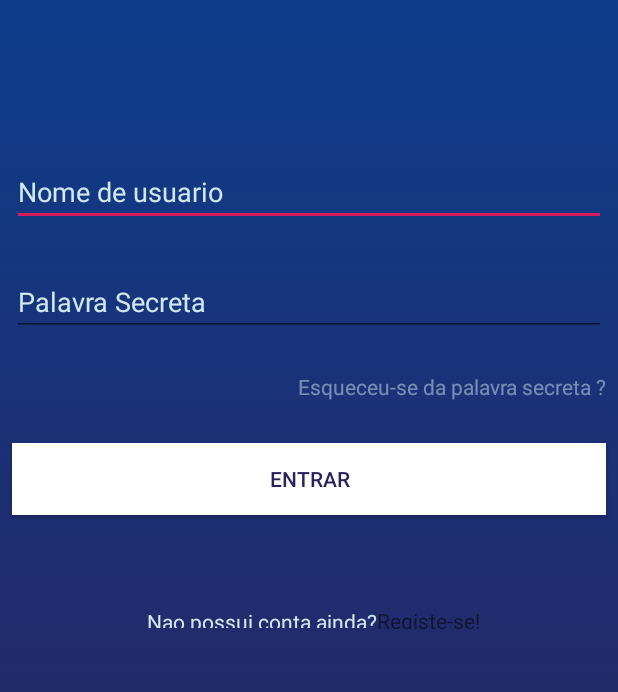
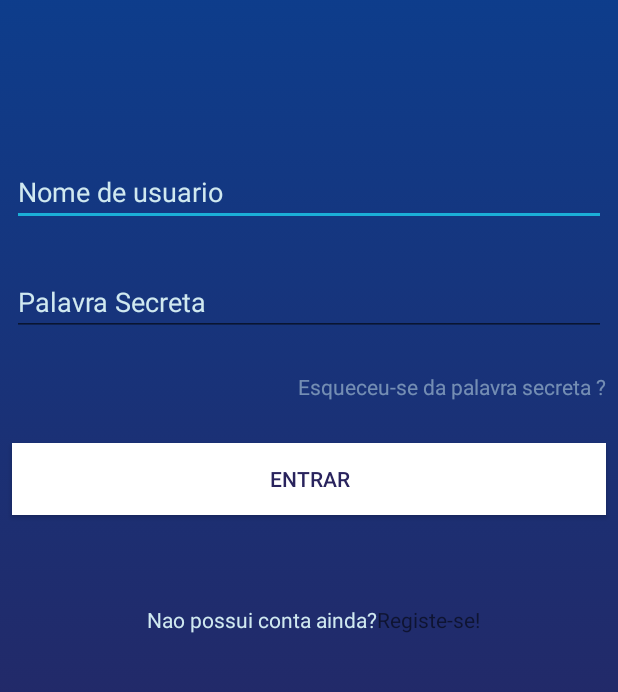
Before and after one commit to HenriqueAguaDoce/Boleias, an Android app: the screen it shows after launch (LoginActivity), on a phone screen of 412 x 824 dp, the part 297-989 px from its top. Run offline under Robolectric (Android 15) with nearby library versions, the light colour scheme and no system bars.

Commit message:
changed the accent color from pink to light blue; added more height to Login bottom textbox;

```diff
--- a/app/src/main/res/layout/activity_login.xml
+++ b/app/src/main/res/layout/activity_login.xml
@@ -25,7 +25,8 @@
         app:layout_constraintHorizontal_bias="1.0"
         app:layout_constraintStart_toStartOf="parent"
         app:layout_constraintTop_toBottomOf="@+id/imageView"
-        app:layout_constraintVertical_bias="0.182" />
+        app:layout_constraintVertical_bias="0.182"
+        android:importantForAutofill="no" />
 
     <EditText
         android:id="@+id/editTextPassword"
@@ -47,7 +48,8 @@
         app:layout_constraintHorizontal_bias="1.0"
         app:layout_constraintStart_toStartOf="parent"
         app:layout_constraintTop_toBottomOf="@+id/editTextLogin"
-        app:layout_constraintVertical_bias="0.0" />
+        app:layout_constraintVertical_bias="0.0"
+        android:importantForAutofill="no" />
 
     <Button
         android:id="@+id/btnLogin"
@@ -73,7 +75,7 @@
     <TextView
         android:id="@+id/txtNewAccount"
         android:layout_width="wrap_content"
-        android:layout_height="14dp"
+        android:layout_height="20dp"
         android:layout_marginStart="8dp"
         android:layout_marginLeft="8dp"
         android:layout_marginTop="8dp"
@@ -112,7 +114,7 @@
     <TextView
         android:id="@+id/txtSignIn"
         android:layout_width="wrap_content"
-        android:layout_height="15dp"
+        android:layout_height="20dp"
         android:layout_marginTop="8dp"
         android:layout_marginEnd="92dp"
         android:layout_marginRight="92dp"
@@ -141,5 +143,6 @@
         app:layout_constraintStart_toStartOf="parent"
         app:layout_constraintTop_toTopOf="parent"
         app:layout_constraintVertical_bias="0.0"
-        app:srcCompat="@drawable/logo" />
+        app:srcCompat="@drawable/logo"
+        android:contentDescription="logo" />
 </android.support.constraint.ConstraintLayout>
--- a/app/src/main/res/values/colors.xml
+++ b/app/src/main/res/values/colors.xml
@@ -2,5 +2,5 @@
 <resources>
     <color name="colorPrimary">#003585</color>
     <color name="colorPrimaryDark">#002357</color>
-    <color name="colorAccent">#D81B60</color>
+    <color name="colorAccent">#1bafd8</color>
 </resources>
```
